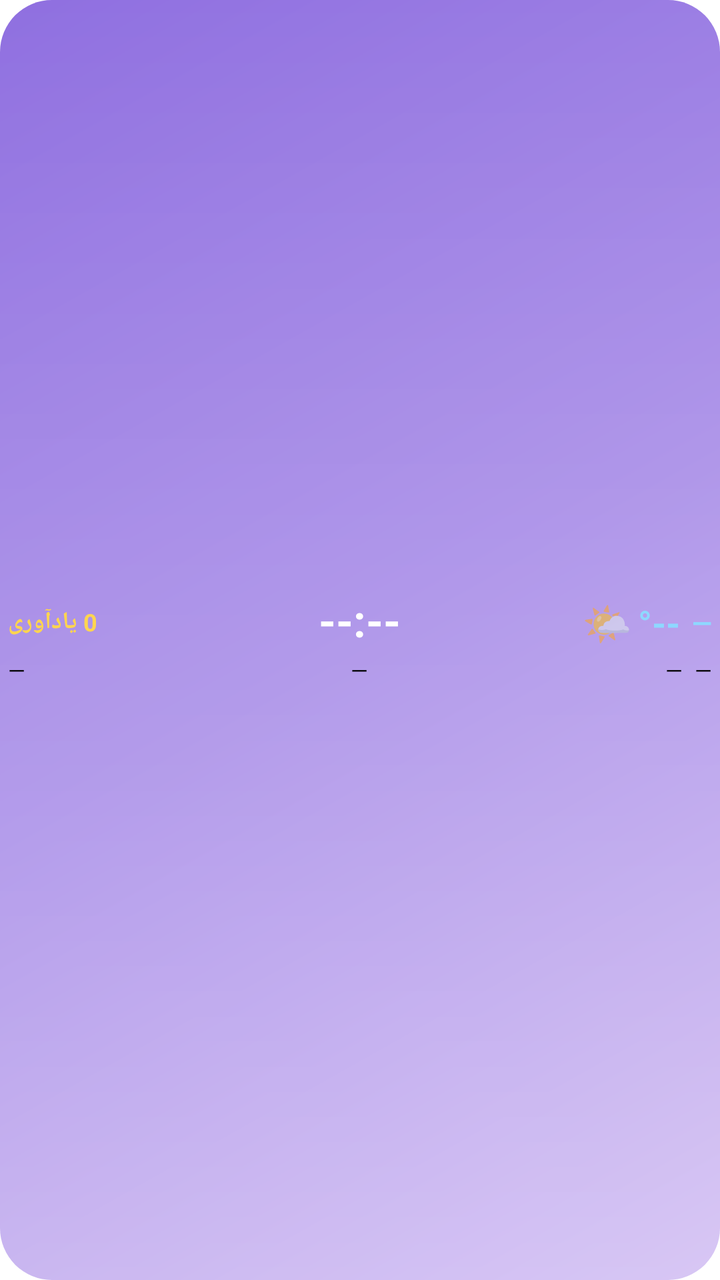
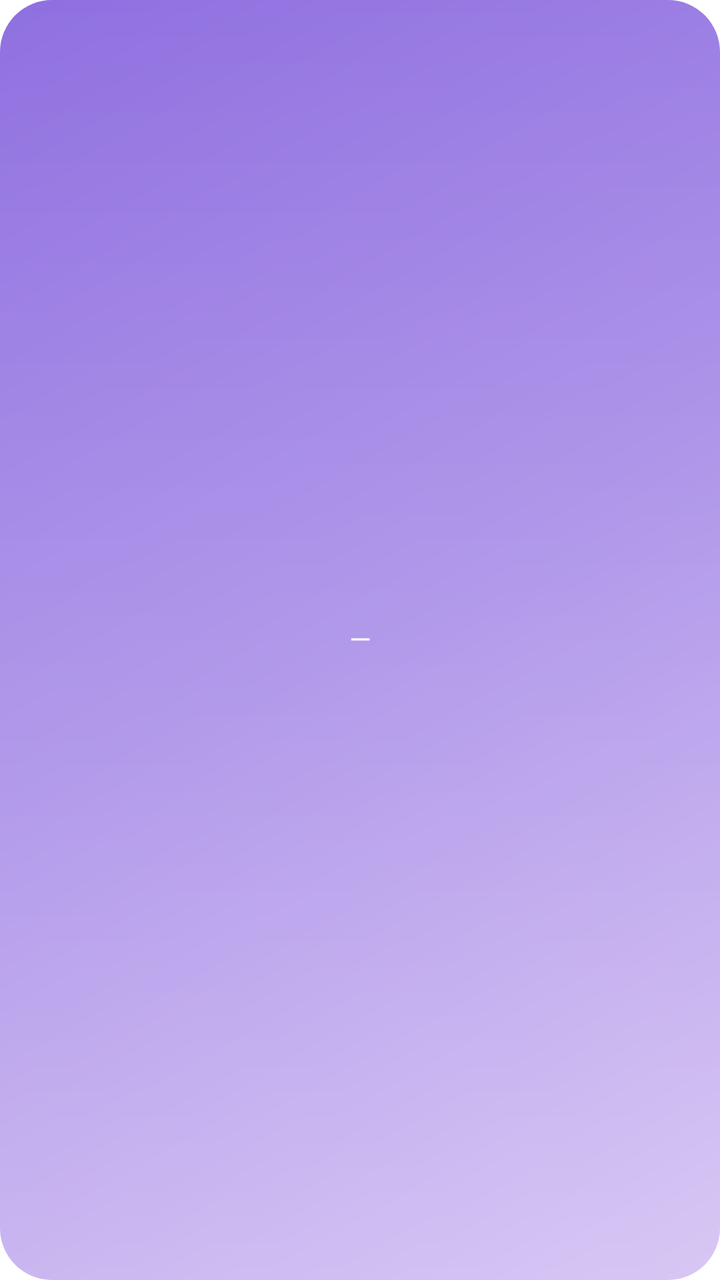

Screens rendered from an Android XML layout before and after an edit, with the pre-edit source and the edit as a unified diff.
<!-- AndroidManifest.xml: fallback theme Theme.MaterialComponents.DayNight.NoActionBar -->
<!-- res/layout/weather_clock_widget.xml -->
<?xml version="1.0" encoding="utf-8"?>
<FrameLayout xmlns:android="http://schemas.android.com/apk/res/android"
    android:id="@+id/widget_root"
    android:layout_width="match_parent"
    android:layout_height="match_parent"
    android:background="@drawable/widget_background">

    <LinearLayout
        android:layout_width="match_parent"
        android:layout_height="match_parent"
        android:layoutDirection="ltr"
        android:orientation="vertical"
        android:gravity="center_vertical"
        android:paddingLeft="4dp"
        android:paddingRight="4dp"
        android:paddingTop="4dp"
        android:paddingBottom="4dp">

        
        <LinearLayout
            android:layout_width="match_parent"
            android:layout_height="wrap_content"
            android:layoutDirection="ltr"
            android:orientation="horizontal"
            android:gravity="center_vertical">

            
            <TextView
                android:id="@+id/widget_reminder"
                android:layout_width="0dp"
                android:layout_height="wrap_content"
                android:layout_weight="36"
                android:gravity="left|center_vertical"
                android:text="0 یادآوری"
                android:textColor="#FFD54F"
                android:textSize="12sp"
                android:textStyle="bold"
                android:maxLines="1"
                android:ellipsize="end" />

            
            <TextView
                android:id="@+id/widget_clock"
                android:layout_width="0dp"
                android:layout_height="wrap_content"
                android:layout_weight="28"
                android:gravity="center"
                android:text="--:--"
                android:textColor="#FFFFFF"
                android:textSize="22sp"
                android:textStyle="bold"
                android:includeFontPadding="false"
                android:maxLines="1"
                android:ellipsize="end" />

            
            <LinearLayout
                android:layout_width="0dp"
                android:layout_height="wrap_content"
                android:layout_weight="36"
                android:layoutDirection="rtl"
                android:orientation="horizontal"
                android:gravity="right|center_vertical">

                <TextView
                    android:id="@+id/widget_city"
                    android:layout_width="wrap_content"
                    android:layout_height="wrap_content"
                    android:text="—"
                    android:textColor="#8ED8FF"
                    android:textSize="13sp"
                    android:textStyle="bold"
                    android:maxLines="1"
                    android:ellipsize="end" />

                <TextView
                    android:id="@+id/widget_temp"
                    android:layout_width="wrap_content"
                    android:layout_height="wrap_content"
                    android:layout_marginStart="6dp"
                    android:text="--°"
                    android:textColor="#8ED8FF"
                    android:textSize="18sp"
                    android:textStyle="bold"
                    android:maxLines="1" />

                <TextView
                    android:id="@+id/widget_weather_emoji"
                    android:layout_width="wrap_content"
                    android:layout_height="wrap_content"
                    android:layout_marginStart="3dp"
                    android:text="🌤️"
                    android:textSize="20sp" />
            </LinearLayout>
        </LinearLayout>

        <FrameLayout
            android:layout_width="match_parent"
            android:layout_height="3dp"></FrameLayout>

        
        <LinearLayout
            android:layout_width="match_parent"
            android:layout_height="wrap_content"
            android:layoutDirection="ltr"
            android:orientation="horizontal"
            android:gravity="center_vertical">

            
            <TextView
                android:id="@+id/widget_date_gregorian"
                android:layout_width="0dp"
                android:layout_height="wrap_content"
                android:layout_weight="36"
                android:gravity="left|center_vertical"
                android:text="—"
                android:textColor="#000000"
                android:textSize="11sp"
                android:maxLines="1"
                android:ellipsize="end" />

            
            <TextView
                android:id="@+id/widget_date_hijri"
                android:layout_width="0dp"
                android:layout_height="wrap_content"
                android:layout_weight="28"
                android:gravity="center"
                android:text="—"
                android:textColor="#000000"
                android:textSize="11sp"
                android:maxLines="1"
                android:ellipsize="end" />

            
            <LinearLayout
                android:layout_width="0dp"
                android:layout_height="wrap_content"
                android:layout_weight="36"
                android:layoutDirection="rtl"
                android:orientation="horizontal"
                android:gravity="right|center_vertical">

                <TextView
                    android:id="@+id/widget_weekday"
                    android:layout_width="wrap_content"
                    android:layout_height="wrap_content"
                    android:text="—"
                    android:textColor="#000000"
                    android:textSize="11sp"
                    android:maxLines="1"
                    android:ellipsize="end" />

                <TextView
                    android:id="@+id/widget_date_shamsi"
                    android:layout_width="wrap_content"
                    android:layout_height="wrap_content"
                    android:layout_marginStart="6dp"
                    android:text="—"
                    android:textColor="#000000"
                    android:textSize="11sp"
                    android:maxLines="1" />
            </LinearLayout>
        </LinearLayout>
    </LinearLayout>
</FrameLayout>
<!-- resources referenced by this layout -->
<resources>
  <!-- drawable widget_background (drawable) -->
  <?xml version="1.0" encoding="utf-8"?>
  <layer-list xmlns:android="http://schemas.android.com/apk/res/android">
  
      <item>
          <shape>
              <corners android:radius="26dp" />
              <gradient
                  android:type="linear"
                  android:angle="135"
                  android:startColor="#CEB9F2"
                  android:centerColor="#A98EE8"
                  android:endColor="#8F6FE0" />
          </shape>
      </item>
  
      
      <item android:top="0dp" android:left="0dp" android:right="0dp">
          <shape android:shape="rectangle">
              <corners
                  android:topLeftRadius="26dp"
                  android:topRightRadius="26dp"
                  android:bottomLeftRadius="0dp"
                  android:bottomRightRadius="0dp" />
              <gradient
                  android:type="linear"
                  android:angle="90"
                  android:startColor="#33FFFFFF"
                  android:endColor="#00FFFFFF" />
              <size android:height="28dp" />
          </shape>
      </item>
  </layer-list>
</resources>

<!-- the commit's change to res/layout/weather_clock_widget.xml (unified diff, before → after) -->
@@ -5,162 +5,23 @@
     android:layout_height="match_parent"
     android:background="@drawable/widget_background">
 
-    <LinearLayout
+    <TextView
+        android:id="@+id/widget_content"
         android:layout_width="match_parent"
-        android:layout_height="match_parent"
-        android:layoutDirection="ltr"
-        android:orientation="vertical"
-        android:gravity="center_vertical"
-        android:paddingLeft="4dp"
-        android:paddingRight="4dp"
+        android:layout_height="wrap_content"
+        android:layout_gravity="center"
+        android:paddingStart="10dp"
+        android:paddingEnd="10dp"
         android:paddingTop="4dp"
-        android:paddingBottom="4dp">
+        android:paddingBottom="4dp"
+        android:gravity="center"
+        android:textDirection="rtl"
+        android:textAlignment="gravity"
+        android:textColor="#FFFFFF"
+        android:textSize="14sp"
+        android:includeFontPadding="false"
+        android:maxLines="3"
+        android:ellipsize="end"
+        android:text="—" />
 
-        
-        <LinearLayout
-            android:layout_width="match_parent"
-            android:layout_height="wrap_content"
-            android:layoutDirection="ltr"
-            android:orientation="horizontal"
-            android:gravity="center_vertical">
-
-            
-            <TextView
-                android:id="@+id/widget_reminder"
-                android:layout_width="0dp"
-                android:layout_height="wrap_content"
-                android:layout_weight="36"
-                android:gravity="left|center_vertical"
-                android:text="0 یادآوری"
-                android:textColor="#FFD54F"
-                android:textSize="12sp"
-                android:textStyle="bold"
-                android:maxLines="1"
-                android:ellipsize="end" />
-
-            
-            <TextView
-                android:id="@+id/widget_clock"
-                android:layout_width="0dp"
-                android:layout_height="wrap_content"
-                android:layout_weight="28"
-                android:gravity="center"
-                android:text="--:--"
-                android:textColor="#FFFFFF"
-                android:textSize="22sp"
-                android:textStyle="bold"
-                android:includeFontPadding="false"
-                android:maxLines="1"
-                android:ellipsize="end" />
-
-            
-            <LinearLayout
-                android:layout_width="0dp"
-                android:layout_height="wrap_content"
-                android:layout_weight="36"
-                android:layoutDirection="rtl"
-                android:orientation="horizontal"
-                android:gravity="right|center_vertical">
-
-                <TextView
-                    android:id="@+id/widget_city"
-                    android:layout_width="wrap_content"
-                    android:layout_height="wrap_content"
-                    android:text="—"
-                    android:textColor="#8ED8FF"
-                    android:textSize="13sp"
-                    android:textStyle="bold"
-                    android:maxLines="1"
-                    android:ellipsize="end" />
-
-                <TextView
-                    android:id="@+id/widget_temp"
-                    android:layout_width="wrap_content"
-                    android:layout_height="wrap_content"
-                    android:layout_marginStart="6dp"
-                    android:text="--°"
-                    android:textColor="#8ED8FF"
-                    android:textSize="18sp"
-                    android:textStyle="bold"
-                    android:maxLines="1" />
-
-                <TextView
-                    android:id="@+id/widget_weather_emoji"
-                    android:layout_width="wrap_content"
-                    android:layout_height="wrap_content"
-                    android:layout_marginStart="3dp"
-                    android:text="🌤️"
-                    android:textSize="20sp" />
-            </LinearLayout>
-        </LinearLayout>
-
-        <FrameLayout
-            android:layout_width="match_parent"
-            android:layout_height="3dp"></FrameLayout>
-
-        
-        <LinearLayout
-            android:layout_width="match_parent"
-            android:layout_height="wrap_content"
-            android:layoutDirection="ltr"
-            android:orientation="horizontal"
-            android:gravity="center_vertical">
-
-            
-            <TextView
-                android:id="@+id/widget_date_gregorian"
-                android:layout_width="0dp"
-                android:layout_height="wrap_content"
-                android:layout_weight="36"
-                android:gravity="left|center_vertical"
-                android:text="—"
-                android:textColor="#000000"
-                android:textSize="11sp"
-                android:maxLines="1"
-                android:ellipsize="end" />
-
-            
-            <TextView
-                android:id="@+id/widget_date_hijri"
-                android:layout_width="0dp"
-                android:layout_height="wrap_content"
-                android:layout_weight="28"
-                android:gravity="center"
-                android:text="—"
-                android:textColor="#000000"
-                android:textSize="11sp"
-                android:maxLines="1"
-                android:ellipsize="end" />
-
-            
-            <LinearLayout
-                android:layout_width="0dp"
-                android:layout_height="wrap_content"
-                android:layout_weight="36"
-                android:layoutDirection="rtl"
-                android:orientation="horizontal"
-                android:gravity="right|center_vertical">
-
-                <TextView
-                    android:id="@+id/widget_weekday"
-                    android:layout_width="wrap_content"
-                    android:layout_height="wrap_content"
-                    android:text="—"
-                    android:textColor="#000000"
-                    android:textSize="11sp"
-                    android:maxLines="1"
-                    android:ellipsize="end" />
-
-                <TextView
-                    android:id="@+id/widget_date_shamsi"
-                    android:layout_width="wrap_content"
-                    android:layout_height="wrap_content"
-                    android:layout_marginStart="6dp"
-                    android:text="—"
-                    android:textColor="#000000"
-                    android:textSize="11sp"
-                    android:maxLines="1" />
-            </LinearLayout>
-        </LinearLayout>
-    </LinearLayout>
 </FrameLayout>
